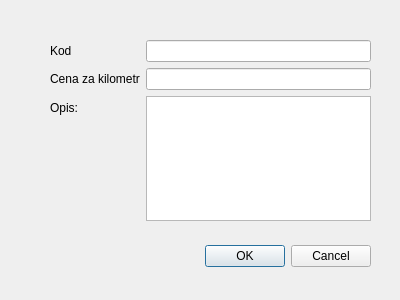
Above: Dialogi/dodajstawke.ui from margap1998/Bazy-danych-taxi before the change. Below: the same form after it.
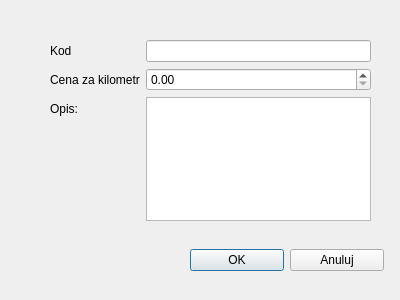
That is the form after the change.

What changed in the file:
```diff
--- a/Dialogi/dodajstawke.ui
+++ b/Dialogi/dodajstawke.ui
@@ -13,22 +13,6 @@
   <property name="windowTitle">
    <string>Dialog</string>
   </property>
-  <widget class="QDialogButtonBox" name="buttonBox">
-   <property name="geometry">
-    <rect>
-     <x>30</x>
-     <y>240</y>
-     <width>341</width>
-     <height>32</height>
-    </rect>
-   </property>
-   <property name="orientation">
-    <enum>Qt::Horizontal</enum>
-   </property>
-   <property name="standardButtons">
-    <set>QDialogButtonBox::Cancel|QDialogButtonBox::Ok</set>
-   </property>
-  </widget>
   <widget class="QWidget" name="formLayoutWidget">
    <property name="geometry">
     <rect>
@@ -56,9 +40,6 @@
       </property>
      </widget>
     </item>
-    <item row="1" column="1">
-     <widget class="QLineEdit" name="cenaZaKilometrLineEdit"/>
-    </item>
     <item row="2" column="0">
      <widget class="QLabel" name="opisLabel">
       <property name="text">
@@ -69,6 +50,35 @@
     <item row="2" column="1">
      <widget class="QPlainTextEdit" name="opisPlainTextEdit"/>
     </item>
+    <item row="1" column="1">
+     <widget class="QDoubleSpinBox" name="cenaZaKilometrDoubleSpinBox"/>
+    </item>
+   </layout>
+  </widget>
+  <widget class="QWidget" name="horizontalLayoutWidget">
+   <property name="geometry">
+    <rect>
+     <x>190</x>
+     <y>220</y>
+     <width>194</width>
+     <height>80</height>
+    </rect>
+   </property>
+   <layout class="QHBoxLayout" name="horizontalLayout">
+    <item>
+     <widget class="QPushButton" name="Ok">
+      <property name="text">
+       <string>OK</string>
+      </property>
+     </widget>
+    </item>
+    <item>
+     <widget class="QPushButton" name="anuluj">
+      <property name="text">
+       <string>Anuluj</string>
+      </property>
+     </widget>
+    </item>
    </layout>
   </widget>
  </widget>
```
Left out of the diff: 42 changed lines with no effect on the pictures.
